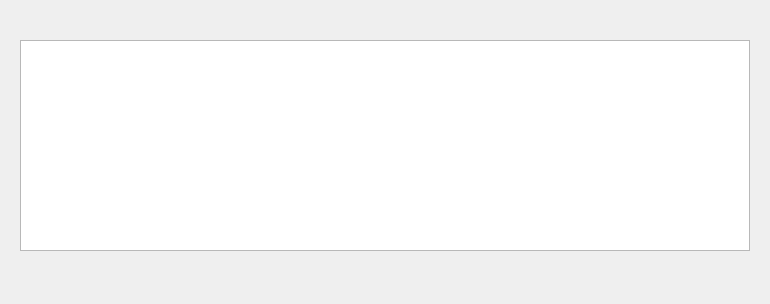
Qt form Qt/MyProgramms/GUI/Book/sform.ui (Evgen19/C-) before a commit.
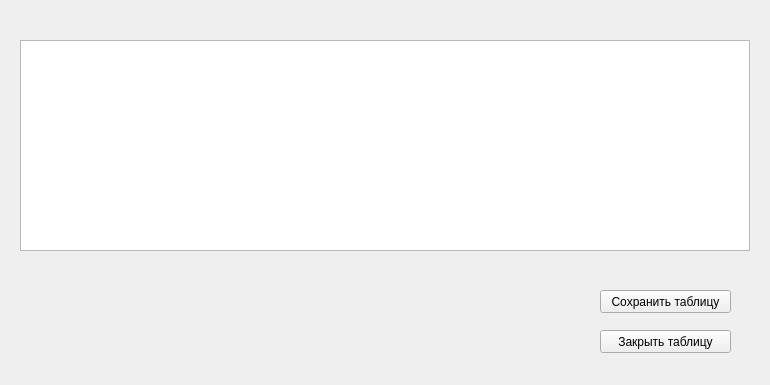
The same form after that commit.

Diff of the .ui file:
```diff
--- a/Qt/MyProgramms/GUI/Book/sform.ui
+++ b/Qt/MyProgramms/GUI/Book/sform.ui
@@ -7,7 +7,7 @@
     <x>0</x>
     <y>0</y>
     <width>770</width>
-    <height>304</height>
+    <height>385</height>
    </rect>
   </property>
   <property name="windowTitle">
@@ -23,6 +23,32 @@
     </rect>
    </property>
   </widget>
+  <widget class="QPushButton" name="pushButton">
+   <property name="geometry">
+    <rect>
+     <x>600</x>
+     <y>290</y>
+     <width>131</width>
+     <height>23</height>
+    </rect>
+   </property>
+   <property name="text">
+    <string>Сохранить таблицу</string>
+   </property>
+  </widget>
+  <widget class="QPushButton" name="pushButton_2">
+   <property name="geometry">
+    <rect>
+     <x>600</x>
+     <y>330</y>
+     <width>131</width>
+     <height>23</height>
+    </rect>
+   </property>
+   <property name="text">
+    <string>Закрыть таблицу</string>
+   </property>
+  </widget>
  </widget>
  <resources/>
  <connections/>
```
